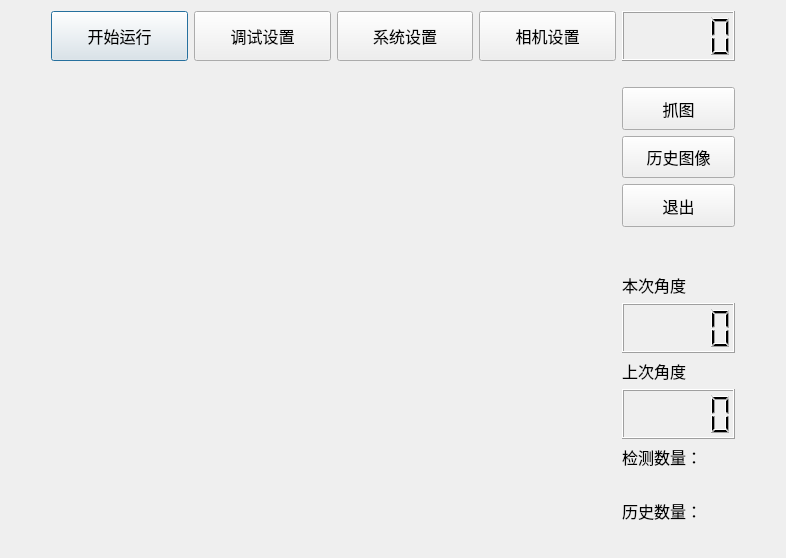
Qt form maindialog.ui (ypg666/Wire_Rotate) before a commit.
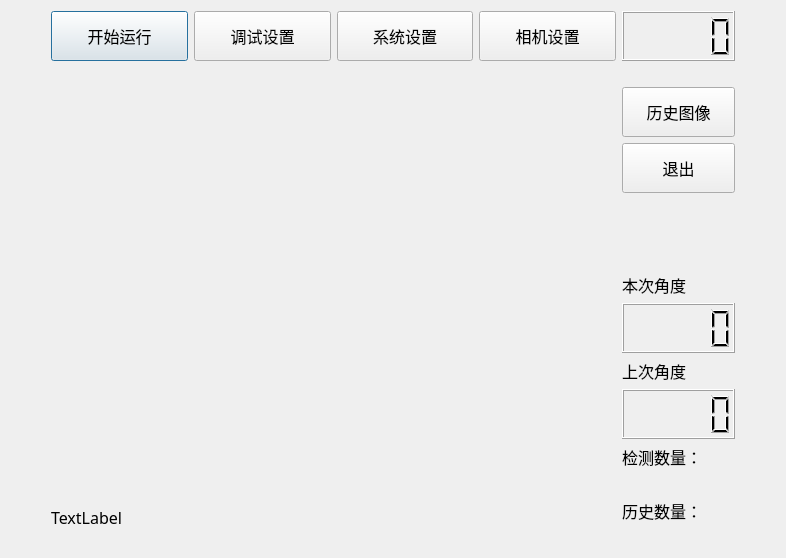
The same form after that commit. Icons and pictures are not drawn.

What changed in the file:
```diff
--- a/maindialog.ui
+++ b/maindialog.ui
@@ -158,6 +158,25 @@
            <verstretch>0</verstretch>
           </sizepolicy>
          </property>
+         <widget class="QLabel" name="label_8">
+          <property name="geometry">
+           <rect>
+            <x>0</x>
+            <y>440</y>
+            <width>101</width>
+            <height>21</height>
+           </rect>
+          </property>
+          <property name="font">
+           <font>
+            <family>微软雅黑</family>
+            <pointsize>12</pointsize>
+           </font>
+          </property>
+          <property name="text">
+           <string>TextLabel</string>
+          </property>
+         </widget>
         </widget>
        </item>
       </layout>
@@ -165,7 +184,7 @@
     </layout>
    </item>
    <item>
-    <layout class="QVBoxLayout" name="verticalLayout" stretch="0,0,1,1,1,0,0,0,0,0,0,0,0,0">
+    <layout class="QVBoxLayout" name="verticalLayout" stretch="0,0,1,1,0,0,0,0,0,0,0,0,0">
      <item>
       <widget class="QLCDNumber" name="lcdNumber_3">
        <property name="sizePolicy">
@@ -195,31 +214,6 @@
        </property>
       </widget>
      </item>
-     <item>
-      <widget class="QPushButton" name="pushButton_9">
-       <property name="sizePolicy">
-        <sizepolicy hsizetype="Expanding" vsizetype="Expanding">
-         <horstretch>0</horstretch>
-         <verstretch>0</verstretch>
-        </sizepolicy>
-       </property>
-       <property name="maximumSize">
-        <size>
-         <width>140</width>
-         <height>50</height>
-        </size>
-       </property>
-       <property name="font">
-        <font>
-         <family>微软雅黑</family>
-         <pointsize>12</pointsize>
-        </font>
-       </property>
-       <property name="text">
-        <string>抓图</string>
-       </property>
-      </widget>
-     </item>
      <item>
       <widget class="QPushButton" name="pushButton_7">
        <property name="sizePolicy">
```
Left out of the diff: 8 changed lines with no effect on the pictures.
